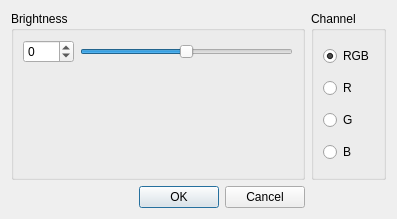
Old version of the form brightnessdialog.ui in the repository mbobowsk/DarQwin.
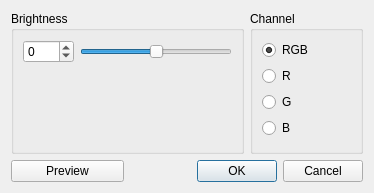
New version of the form.

Commit message: GUI do preview.

What changed in the file:
```diff
--- a/brightnessdialog.ui
+++ b/brightnessdialog.ui
@@ -6,15 +6,61 @@
    <rect>
     <x>0</x>
     <y>0</y>
-    <width>397</width>
-    <height>219</height>
+    <width>374</width>
+    <height>193</height>
    </rect>
   </property>
   <property name="windowTitle">
    <string>Brightness</string>
   </property>
   <layout class="QGridLayout" name="gridLayout_2">
-   <item row="0" column="0">
+   <item row="0" column="2">
+    <widget class="QGroupBox" name="channelGroupBox">
+     <property name="minimumSize">
+      <size>
+       <width>0</width>
+       <height>0</height>
+      </size>
+     </property>
+     <property name="title">
+      <string>Channel</string>
+     </property>
+     <layout class="QVBoxLayout" name="verticalLayout">
+      <item>
+       <widget class="QRadioButton" name="rgbButton">
+        <property name="text">
+         <string>RGB</string>
+        </property>
+        <property name="checked">
+         <bool>true</bool>
+        </property>
+       </widget>
+      </item>
+      <item>
+       <widget class="QRadioButton" name="rButton">
+        <property name="text">
+         <string>R</string>
+        </property>
+       </widget>
+      </item>
+      <item>
+       <widget class="QRadioButton" name="gButton">
+        <property name="text">
+         <string>G</string>
+        </property>
+       </widget>
+      </item>
+      <item>
+       <widget class="QRadioButton" name="bButton">
+        <property name="text">
+         <string>B</string>
+        </property>
+       </widget>
+      </item>
+     </layout>
+    </widget>
+   </item>
+   <item row="0" column="0" colspan="2">
     <widget class="QGroupBox" name="brightnessGroupBox">
      <property name="sizePolicy">
       <sizepolicy hsizetype="Expanding" vsizetype="Preferred">
@@ -89,53 +135,7 @@
      </layout>
     </widget>
    </item>
-   <item row="0" column="1">
-    <widget class="QGroupBox" name="channelGroupBox">
-     <property name="minimumSize">
-      <size>
-       <width>0</width>
-       <height>0</height>
-      </size>
-     </property>
-     <property name="title">
-      <string>Channel</string>
-     </property>
-     <layout class="QVBoxLayout" name="verticalLayout">
-      <item>
-       <widget class="QRadioButton" name="rgbButton">
-        <property name="text">
-         <string>RGB</string>
-        </property>
-        <property name="checked">
-         <bool>true</bool>
-        </property>
-       </widget>
-      </item>
-      <item>
-       <widget class="QRadioButton" name="rButton">
-        <property name="text">
-         <string>R</string>
-        </property>
-       </widget>
-      </item>
-      <item>
-       <widget class="QRadioButton" name="gButton">
-        <property name="text">
-         <string>G</string>
-        </property>
-       </widget>
-      </item>
-      <item>
-       <widget class="QRadioButton" name="bButton">
-        <property name="text">
-         <string>B</string>
-        </property>
-       </widget>
-      </item>
-     </layout>
-    </widget>
-   </item>
-   <item row="1" column="0">
+   <item row="1" column="1" colspan="2">
     <widget class="QDialogButtonBox" name="buttonBox">
      <property name="orientation">
       <enum>Qt::Horizontal</enum>
@@ -145,6 +145,13 @@
      </property>
     </widget>
    </item>
+   <item row="1" column="0">
+    <widget class="QPushButton" name="previewButton">
+     <property name="text">
+      <string>Preview</string>
+     </property>
+    </widget>
+   </item>
   </layout>
  </widget>
  <resources/>
```
The commit also changes 32 other files.
